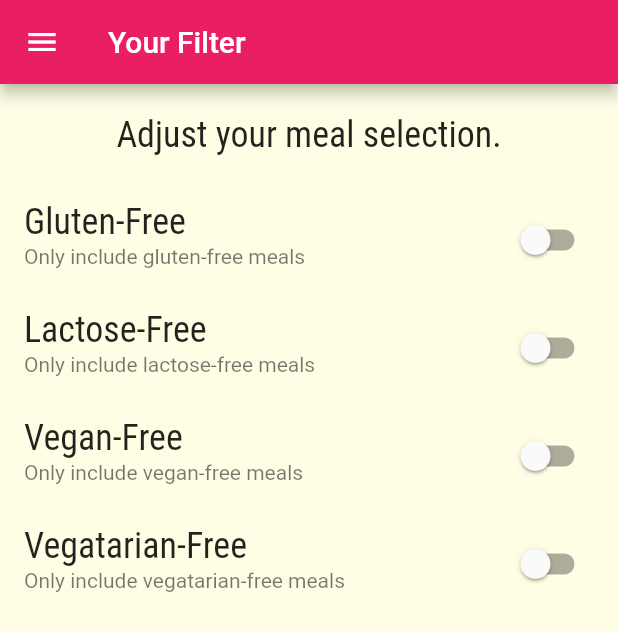
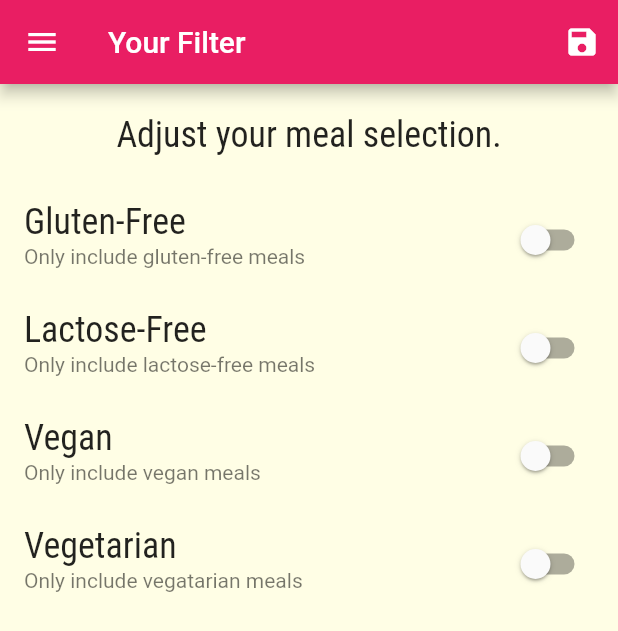
Before and after one commit to zakiabuqaoud/MealApp, a Flutter app: the FilterScreen screen opened by its route, on a phone screen of 412 x 824 dp. Shown: the top 631 px of the screen. Run offline on Flutter 3.47's test engine with Material 2 defaults, Android fonts, the phone set to English and light mode, and no system bars.

Commit message:
make Filter Functionality 14

```diff
--- a/lib/main.dart
+++ b/lib/main.dart
@@ -1,19 +1,59 @@
+
 import 'package:flutter/material.dart';
-import 'package:meal_app/screens/CategoriesScreen.dart';
-import 'package:meal_app/screens/FilterScreen.dart';
-import 'package:meal_app/screens/MealScreen.dart';
-import 'package:meal_app/screens/MealDetails.dart';
-import 'package:meal_app/screens/TabsScreen.dart';
+import './1.1%20dummy_data.dart';
+import './models/Meal.dart';
+import './screens/CategoriesScreen.dart';
+import './screens/FilterScreen.dart';
+import './screens/MealScreen.dart';
+import './screens/MealDetails.dart';
+import './screens/TabsScreen.dart';
 
 
 void main() {
   runApp(const MyApp());
 }
 
-class MyApp extends StatelessWidget {
+class MyApp extends StatefulWidget {
   const MyApp({super.key});
 
-  // This widget is the root of your application.
+  @override
+  State<MyApp> createState() => _MyAppState();
+}
+
+class _MyAppState extends State<MyApp> {
+
+  Map<String, bool> _filter = {
+    "gluten":false,
+    "lactose":false,
+    "vegan":false,
+    "vegetarian":false,
+  };
+
+  List<Meal> availableMeals= DUMMY_MEALS;
+
+  void seveFilter(Map<String, bool> FiltersData){
+    setState(() {
+      _filter = FiltersData;
+      availableMeals = DUMMY_MEALS.where((meal){
+
+        if(_filter["gluten"]! && !meal.isGlutenFree){
+          return false;
+        }
+        if(_filter["lactose"]! && !meal.isLactoseFree){
+          return false;
+        }
+        if(_filter["vegan"]! && !meal.isVegan){
+          return false;
+        }
+        if(_filter["vegetarian"]! && !meal.isVegetarian){
+          return false;
+        }
+        return true;
+      }).toList();
+    });
+
+  }
+
   @override
   Widget build(BuildContext context) {
     return MaterialApp(
@@ -34,9 +74,9 @@ class MyApp extends StatelessWidget {
       routes: {
         "/":(context) => TabsScreen(),
         CategoriesScreen.routeName : (context) => CategoriesScreen(),
-        MealScreen.routeName: (context) => MealScreen(),
+        MealScreen.routeName: (context) => MealScreen(availableMeals),
         MealDetails.routeName: (context) => MealDetails(),
-        FilterScreen.routeName:(context) => FilterScreen()
+        FilterScreen.routeName:(context) => FilterScreen(seveFilter, _filter)
 
       },
     );
--- a/lib/screens/CategoriesScreen.dart
+++ b/lib/screens/CategoriesScreen.dart
@@ -1,7 +1,6 @@
-
 import 'package:flutter/material.dart';
-import 'package:meal_app/1.1%20dummy_data.dart';
-import 'package:meal_app/widgets/CategoriesItem.dart';
+import '../1.1%20dummy_data.dart';
+import '../widgets/CategoriesItem.dart';
 
 //Home Page Group of Category
 class CategoriesScreen extends StatelessWidget {
--- a/lib/screens/FilterScreen.dart
+++ b/lib/screens/FilterScreen.dart
@@ -4,19 +4,33 @@ import '../widgets/MainDrawer.dart';
 
 class FilterScreen extends StatefulWidget {
   static String routeName = "/filter";
+  final Function saveFilter;
+  final Map<String,bool> filters;
+  FilterScreen(this.saveFilter, this.filters);
 
   @override
   State<FilterScreen> createState() => _FilterScreenState();
 }
 
 class _FilterScreenState extends State<FilterScreen> {
-  bool _glutenFree = false;
-  bool _lactoseFree = false;
-  bool _vegan = false;
-  bool _vegatarian = false;
+  late bool _glutenFree = false;
+  late bool _lactoseFree = false;
+  late bool _vegan = false;
+  late bool _vegetarian= false;
 
-  Widget createSwitchListTile(
-      bool filter, String title, String subTitle, int num) {
+  @override
+  void initState() {
+    // TODO: implement initState
+     _glutenFree = widget.filters["gluten"]!;
+     _lactoseFree = widget.filters["lactose"]!;
+     _vegan = widget.filters["vegan"]!;
+     _vegetarian = widget.filters["vegetarian"]!;
+    super.initState();
+  }
+
+
+
+  Widget createSwitchListTile(bool filter, String title, String subTitle, int num) {
     return SwitchListTile(
       title: Text(title),
       subtitle: Text(subTitle),
@@ -30,7 +44,7 @@ class _FilterScreenState extends State<FilterScreen> {
           } else if (num == 3) {
             _vegan = newValue;
           } else if (num == 4) {
-            _vegatarian = newValue;
+            _vegetarian = newValue;
           }
         });
       },
@@ -42,6 +56,20 @@ class _FilterScreenState extends State<FilterScreen> {
     return Scaffold(
       appBar: AppBar(
         title: const Text("Your Filter"),
+        actions: [
+          IconButton(onPressed: (){
+              final selectedFilter = {
+                "gluten":_glutenFree,
+                "lactose":_lactoseFree,
+                "vegan":_vegan,
+                "vegetarian":_vegetarian,
+              };
+              widget.saveFilter(selectedFilter);
+
+
+
+            }, icon: Icon(Icons.save))
+        ],
       ),
       body: Column(
         children: [
@@ -60,9 +88,9 @@ class _FilterScreenState extends State<FilterScreen> {
               createSwitchListTile(_lactoseFree, "Lactose-Free",
                   "Only include lactose-free meals", 2),
               createSwitchListTile(
-                  _vegan, "Vegan-Free", "Only include vegan-free meals", 3),
-              createSwitchListTile(_vegatarian, "Vegatarian-Free",
-                  "Only include vegatarian-free meals", 4),
+                  _vegan, "Vegan", "Only include vegan meals", 3),
+              createSwitchListTile(_vegetarian, "Vegetarian",
+                  "Only include vegatarian meals", 4),
             ],
           ))
         ],
--- a/lib/screens/MealDetails.dart
+++ b/lib/screens/MealDetails.dart
@@ -1,6 +1,6 @@
 import 'package:flutter/material.dart';
-import 'package:meal_app/models/Meal.dart';
-import 'package:meal_app/1.1 dummy_data.dart';
+import '../models/Meal.dart';
+import '../1.1 dummy_data.dart';
 
 class MealDetails extends StatelessWidget {
   static String routeName = "/meal_details";
--- a/lib/screens/TabsScreen.dart
+++ b/lib/screens/TabsScreen.dart
@@ -1,7 +1,7 @@
 import 'package:flutter/material.dart';
-import 'package:meal_app/screens/CategoriesScreen.dart';
-import 'package:meal_app/screens/FavoritesScreen.dart';
-import 'package:meal_app/widgets/MainDrawer.dart';
+import '../screens/CategoriesScreen.dart';
+import '../screens/FavoritesScreen.dart';
+import '../widgets/MainDrawer.dart';
 
 class TabsScreen extends StatefulWidget {
 
```
Also changed, not shown: lib/screens/MealScreen.dart (+6 -3 lines).
